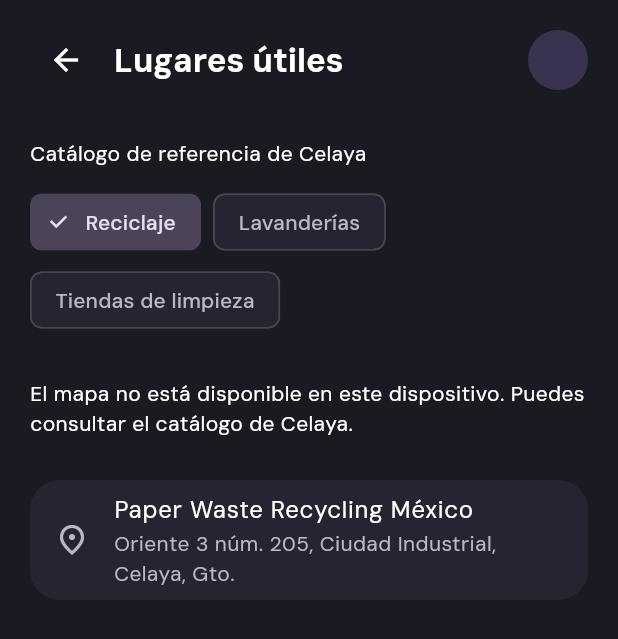
After one commit to EMSiiU/casa_en_juego, a Flutter app: the UsefulPlacesPage screen opened by its route, on a phone screen of 412 x 824 dp. The commit adds this screen. Shown: the top 639 px of the screen. Run offline on Flutter 3.47's test engine with Material 3 defaults, Android fonts, the phone set to English and light mode, and no system bars; our stand-ins replace firebase_core, firebase_messaging, fl_chart, flutter_riverpod, geolocator, go_router and 4 more; missing offline and left inert: file_selector, flutter_stripe; accounts and stored records are empty.

Commit message:
feat: add useful places feature with Google Maps integration
- Implemented a new feature to display useful places in Celaya, including recycling centers, laundries, and cleaning stores.
- Added a new page for useful places with a map interface using Google Maps.
- Integrated geolocation functionality to show the user's current location on the map.
- Updated the profile page to include a link to the useful places feature.
- Created a catalog of fixed locations for recycling, laundries, and cleaning stores in Celaya.
- Added necessary providers and services for managing location permissions and fetching user location.
- Enhanced the app's documentation to include details about the new feature and its usage.

```diff
--- a/lib/core/router/app_router.dart
+++ b/lib/core/router/app_router.dart
@@ -17,6 +17,7 @@ import '../../features/admin/presentation/cycle_history_page.dart';
 import '../../features/admin/presentation/task_catalog_page.dart';
 import '../../features/admin/presentation/task_editor_page.dart';
 import '../../features/plans/presentation/plans_page.dart';
+import '../../features/places/presentation/useful_places_page.dart';
 import '../theme/app_page_bar.dart';
 
 final appRouterProvider = Provider<GoRouter>((ref) {
@@ -48,6 +49,7 @@ final appRouterProvider = Provider<GoRouter>((ref) {
         final isAccountPage =
             path == '/profile' ||
             path == '/plans' ||
+            path == '/profile/lugares' ||
             path == '/admin' ||
             path == '/tasks/activity' ||
             path == '/profile/ciclos' ||
@@ -99,6 +101,11 @@ final appRouterProvider = Provider<GoRouter>((ref) {
         name: 'profile',
         builder: (context, state) => const ProfilePage(),
         routes: [
+          GoRoute(
+            path: 'lugares',
+            name: 'usefulPlaces',
+            builder: (context, state) => const UsefulPlacesPage(),
+          ),
           GoRoute(
             path: 'ciclos',
             name: 'cycleHistory',
--- /dev/null
+++ b/lib/features/places/data/celaya_places.dart
@@ -0,0 +1,58 @@
+import 'package:google_maps_flutter/google_maps_flutter.dart';
+
+import '../models/useful_place.dart';
+
+// Fuentes y fecha de consulta en docs/maps_setup.md. Catálogo manual, sin Places API.
+const celayaCenter = LatLng(20.5289, -100.8150);
+const celayaPlaces = [
+  UsefulPlace(
+    id: 'paper-waste',
+    name: 'Paper Waste Recycling México',
+    address: 'Oriente 3 núm. 205, Ciudad Industrial, Celaya, Gto.',
+    category: PlaceCategory.recycling,
+    position: LatLng(20.54878452, -100.79802560),
+  ),
+  UsefulPlace(
+    id: 'lavanita',
+    name: 'Lavanita',
+    address: 'Francisco I. Madero 309, Zona Centro, Celaya, Gto.',
+    category: PlaceCategory.laundry,
+    position: LatLng(20.5226746, -100.8098133),
+  ),
+  UsefulPlace(
+    id: 'easy-clean-nicolas-bravo',
+    name: 'Easy & Clean · Nicolás Bravo',
+    address: 'Nicolás Bravo 1045, Centro, Celaya, Gto.',
+    category: PlaceCategory.laundry,
+    position: LatLng(20.5206262, -100.8259570),
+  ),
+  UsefulPlace(
+    id: 'aquamatic-parque-celaya',
+    name: 'Aquamatic Parque Celaya',
+    address: 'Av. Araucarias 719, Los Pinos II, Celaya, Gto.',
+    category: PlaceCategory.laundry,
+    position: LatLng(20.5457742, -100.8415830),
+  ),
+  UsefulPlace(
+    id: 'don-pulcro-francisco-juarez',
+    name: 'Don Pulcro · Francisco Juárez',
+    address: 'Francisco Juárez 306, Enrique Colunga, Celaya, Gto.',
+    category: PlaceCategory.cleaning,
+    position: LatLng(20.5171287, -100.8255577),
+  ),
+  UsefulPlace(
+    id: 'don-pulcro-la-capilla',
+    name: 'Don Pulcro · La Capilla',
+    address:
+        'Av. Araucarias esq. Av. Salvador Ortega, La Capilla, Celaya, Gto.',
+    category: PlaceCategory.cleaning,
+    position: LatLng(20.5522807, -100.8377565),
+  ),
+  UsefulPlace(
+    id: 'don-pulcro-los-laureles',
+    name: 'Don Pulcro · Los Laureles',
+    address: 'Av. Juan José Torres Landa 116, Los Laureles, Celaya, Gto.',
+    category: PlaceCategory.cleaning,
+    position: LatLng(20.5365428, -100.8327290),
+  ),
+];
--- /dev/null
+++ b/lib/features/places/models/useful_place.dart
@@ -0,0 +1,25 @@
+import 'package:google_maps_flutter/google_maps_flutter.dart';
+
+enum PlaceCategory {
+  recycling('Reciclaje'),
+  laundry('Lavanderías'),
+  cleaning('Tiendas de limpieza');
+
+  const PlaceCategory(this.label);
+  final String label;
+}
+
+class UsefulPlace {
+  const UsefulPlace({
+    required this.id,
+    required this.name,
+    required this.address,
+    required this.category,
+    required this.position,
+  });
+  final String id;
+  final String name;
+  final String address;
+  final PlaceCategory category;
+  final LatLng position;
+}
--- /dev/null
+++ b/lib/features/places/presentation/useful_places_page.dart
@@ -0,0 +1,246 @@
+import 'package:flutter/material.dart';
+import 'package:flutter/foundation.dart';
+import 'package:flutter/gestures.dart';
+import 'package:flutter_riverpod/flutter_riverpod.dart';
+import 'package:go_router/go_router.dart';
+import 'package:google_maps_flutter/google_maps_flutter.dart';
+
+import '../../../core/theme/app_page_bar.dart';
+import '../../auth/presentation/widgets/account_menu.dart';
+import '../data/celaya_places.dart';
+import '../models/useful_place.dart';
+import '../providers/places_providers.dart';
+import '../services/device_location.dart';
+
+class UsefulPlacesPage extends ConsumerStatefulWidget {
+  const UsefulPlacesPage({super.key});
+  @override
+  ConsumerState<UsefulPlacesPage> createState() => _UsefulPlacesPageState();
+}
+
+class _UsefulPlacesPageState extends ConsumerState<UsefulPlacesPage> {
+  GoogleMapController? _controller;
+
+  Future<void> _moveTo(LatLng target, {double zoom = 13}) async {
+    try {
+      await _controller?.animateCamera(
+        CameraUpdate.newLatLngZoom(target, zoom),
+      );
+    } catch (_) {
+      if (mounted) {
+        ScaffoldMessenger.of(context).showSnackBar(
+          const SnackBar(
+            content: Text('No pudimos mover el mapa. Intenta nuevamente.'),
+          ),
+        );
+      }
+    }
+  }
+
+  Future<void> _openSettings(LocationIssue issue) async {
+    try {
+      final opened = await ref
+          .read(deviceLocationServiceProvider)
+          .openSettings(issue);
+      if (!opened) throw StateError('Settings unavailable');
+    } catch (_) {
+      if (mounted) {
+        ScaffoldMessenger.of(context).showSnackBar(
+          const SnackBar(
+            content: Text(
+              'Abre los ajustes del dispositivo y revisa el permiso de ubicación.',
+            ),
+          ),
+        );
+      }
+    }
+  }
+
+  @override
+  Widget build(BuildContext context) {
+    final enabled = ref.watch(nativeMapEnabledProvider);
+    final category = ref.watch(placeCategoryProvider);
+    final places = ref.watch(filteredPlacesProvider);
+    final location = enabled ? ref.watch(deviceLocationProvider) : null;
+    if (enabled) {
+      ref.listen(deviceLocationProvider, (previous, next) {
+        if (!next.isLoading && next.asData != null) _moveTo(next.asData!.value);
+      });
+    }
+    final failure = location?.error;
+    return Scaffold(
+      appBar: AppPageBar(
+        title: 'Lugares útiles',
+        leading: IconButton(
+          icon: const Icon(Icons.arrow_back),
+          tooltip: 'Volver',
+          onPressed: () =>
+              context.canPop() ? context.pop() : context.goNamed('profile'),
+        ),
+        trailing: const AccountMenu(),
+      ),
+      body: SafeArea(
+        top: false,
+        child: Center(
+          child: ConstrainedBox(
+            constraints: const BoxConstraints(maxWidth: 600),
+            child: ListView(
+              padding: const EdgeInsets.fromLTRB(20, 12, 20, 24),
+              children: [
+                Text(
+                  'Catálogo de referencia de Celaya',
+                  style: Theme.of(context).textTheme.bodyMedium,
+                ),
+                const SizedBox(height: 12),
+                Wrap(
+                  spacing: 8,
+                  runSpacing: 4,
+                  children: [
+                    for (final item in PlaceCategory.values)
+                      ChoiceChip(
+                        label: Text(item.label),
+                        selected: category == item,
+                        onSelected: (_) => ref
+                            .read(placeCategoryProvider.notifier)
+                            .select(item),
+                      ),
+                  ],
+                ),
+                const SizedBox(height: 12),
+                if (enabled) ...[
+                  SizedBox(
+                    height: (MediaQuery.sizeOf(context).height * .5).clamp(
+                      240.0,
+                      480.0,
+                    ),
+                    child: ClipRRect(
+                      borderRadius: BorderRadius.circular(16),
+                      child: GoogleMap(
+                        initialCameraPosition: CameraPosition(
+                          target: location?.asData?.value ?? celayaCenter,
+                          zoom: location?.asData == null ? 11 : 13,
+                        ),
+                        onMapCreated: (controller) {
+                          if (!mounted) return;
+                          _controller = controller;
+                          final position = ref
+                              .read(deviceLocationProvider)
+                              .asData
+                              ?.value;
+                          _moveTo(
+                            position ?? celayaCenter,
+                            zoom: position == null ? 11 : 13,
+                          );
+                        },
+                        markers: {
+                          for (final place in places)
+                            Marker(
+                              markerId: MarkerId(place.id),
+                              position: place.position,
+                              infoWindow: InfoWindow(
+                                title: place.name,
+                                snippet: place.address,
+                              ),
+                            ),
+                          if (location?.asData?.value
+                              case final LatLng position)
+                            Marker(
+                              markerId: const MarkerId('my-position'),
+                              position: position,
+                              icon: BitmapDescriptor.defaultMarkerWithHue(
+                                BitmapDescriptor.hueAzure,
+                              ),
+                              infoWindow: const InfoWindow(
+                                title: 'Mi ubicación',
+                              ),
+                            ),
+                        },
+                        myLocationButtonEnabled: false,
+                        gestureRecognizers: {
+                          Factory<OneSequenceGestureRecognizer>(
+                            EagerGestureRecognizer.new,
+                          ),
+                        },
+                        mapToolbarEnabled: false,
+                        zoomControlsEnabled: false,
+                      ),
+                    ),
+                  ),
+                  Wrap(
+                    alignment: WrapAlignment.end,
+                    spacing: 8,
+                    children: [
+                      TextButton.icon(
+                        onPressed: location?.isLoading == true
+                            ? null
+                            : () => ref.invalidate(deviceLocationProvider),
+                        icon: const Icon(Icons.my_location),
+                        label: const Text('Mi ubicación'),
+                      ),
+                      TextButton(
+                        onPressed: () => _moveTo(celayaCenter, zoom: 11),
+                        child: const Text('Ver Celaya'),
+                      ),
+                    ],
+                  ),
+                  if (location?.isLoading == true)
+                    const Text('Obteniendo tu ubicación…'),
+                  if (failure != null) ...[
+                    Text(
+                      failure is LocationFailure
+                          ? failure.message
+                          : 'No pudimos obtener tu ubicación.',
+                    ),
+                    if (failure is LocationFailure &&
+                        (failure.issue == LocationIssue.disabled ||
+                            failure.issue == LocationIssue.deniedForever))
+                      Align(
+                        alignment: Alignment.centerLeft,
+                        child: TextButton(
+                          onPressed: () => _openSettings(failure.issue),
+                          child: const Text('Abrir ajustes'),
+                        ),
+                      ),
+                  ],
+                ] else ...[
+                  const Padding(
+                    padding: EdgeInsets.symmetric(vertical: 16),
+                    child: Text(
+                      'El mapa no está disponible en este dispositivo. Puedes consultar el catálogo de Celaya.',
+                    ),
+                  ),
+                ],
+                const SizedBox(height: 12),
+                if (places.isEmpty)
+                  const Text('No hay lugares en esta categoría.')
+                else
+                  for (final place in places)
+                    Card(
+                      margin: const EdgeInsets.only(bottom: 8),
+                      child: ListTile(
+                        title: Text(place.name),
+                        subtitle: Text(place.address),
+                        leading: const Icon(Icons.place_outlined),
+                        onTap: enabled
+                            ? () async {
+                                await _moveTo(place.position);
+                                if (!mounted) return;
+                                try {
+                                  await _controller?.showMarkerInfoWindow(
+                                    MarkerId(place.id),
+                                  );
+                                } catch (_) {
+                                  /* El nombre y la dirección también están en la lista. */
+                                }
+                              }
+                            : null,
+                      ),
+                    ),
+              ],
+            ),
+          ),
+        ),
+      ),
+    );
+  }
+}
--- /dev/null
+++ b/lib/features/places/providers/places_providers.dart
@@ -0,0 +1,42 @@
+import 'package:flutter/foundation.dart';
+import 'package:flutter_riverpod/flutter_riverpod.dart';
+import 'package:google_maps_flutter/google_maps_flutter.dart';
+
+import '../data/celaya_places.dart';
+import '../models/useful_place.dart';
+import '../services/device_location.dart';
+
+final nativeMapEnabledProvider = Provider<bool>(
+  (ref) =>
+      !kIsWeb &&
+      defaultTargetPlatform == TargetPlatform.android &&
+      const String.fromEnvironment('GOOGLE_MAPS_API_KEY').isNotEmpty,
+);
+final placesCatalogProvider = Provider<List<UsefulPlace>>(
+  (ref) => celayaPlaces,
+);
+final placeCategoryProvider =
+    NotifierProvider.autoDispose<PlaceCategoryController, PlaceCategory>(
+      PlaceCategoryController.new,
+    );
+
+class PlaceCategoryController extends Notifier<PlaceCategory> {
+  @override
+  PlaceCategory build() => PlaceCategory.recycling;
+  void select(PlaceCategory category) => state = category;
+}
+
+final filteredPlacesProvider = Provider.autoDispose<List<UsefulPlace>>((ref) {
+  final category = ref.watch(placeCategoryProvider);
+  return ref
+      .watch(placesCatalogProvider)
+      .where((place) => place.category == category)
+      .toList();
+});
+final deviceLocationServiceProvider = Provider<DeviceLocation>(
+  (ref) => DeviceLocation(),
+);
+final deviceLocationProvider = FutureProvider.autoDispose<LatLng>(
+  (ref) => ref.watch(deviceLocationServiceProvider).currentPosition(),
+  retry: (count, error) => null,
+);
--- a/pubspec.yaml
+++ b/pubspec.yaml
@@ -23,6 +23,8 @@ dependencies:
   path_provider: 2.1.6
   flutter_stripe: 15.0.0
   sensors_plus: 7.1.1
+  google_maps_flutter: 2.19.0
+  geolocator: 14.1.2
 
 dev_dependencies:
   flutter_test:
```
Also changed, not shown: lib/features/places/services/device_location.dart (added, +66 -0 lines), lib/features/profile/presentation/profile_page.dart (+11 -0 lines), pubspec.lock, 8 other files.
